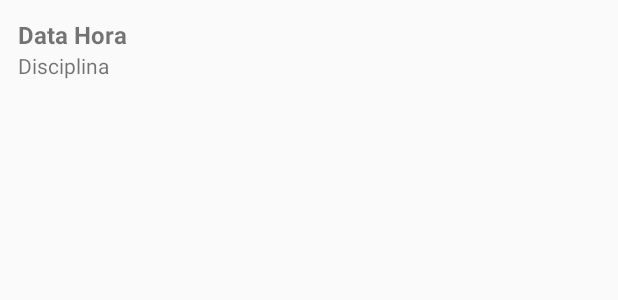
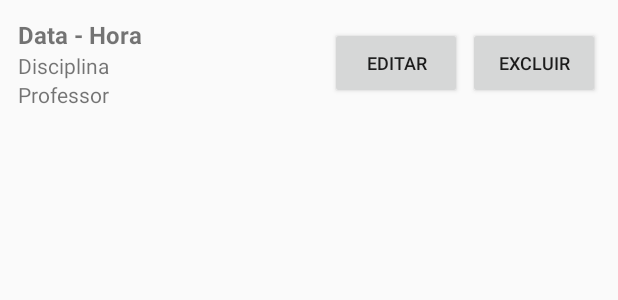
Before and after one commit to GlhermePereira/app-gerenciamento-aulas, an Android app built with Jetpack Compose: the layout item_horario.xml on its own in the app's theme, with its tools: preview values and no code run, on a phone screen of 412 x 824 dp. Shown: the top 300 px of the screen. Run offline under Robolectric (Android 15) with nearby library versions, the phone set to English and light mode, and no system bars.

Commit message:
adicionando botoes de editar ou excluir horario

```diff
--- a/app/src/main/AndroidManifest.xml
+++ b/app/src/main/AndroidManifest.xml
@@ -13,7 +13,8 @@
         android:theme="@style/Theme.Appgerenciamentoaulas"
         tools:targetApi="31">
 
-        <activity android:name=".ListaHorariosActivity" android:exported="false" />
+        <activity android:name=".ListarHorariosActivity" android:exported="false" />
+        <activity android:name=".view.EditarHorarioActivity" android:exported="false" />
 
         <activity
             android:name=".AgendamentosActivity"
--- a/app/src/main/java/br/edu/fatecpg/app_gerenciamento_aulas/Register.kt
+++ b/app/src/main/java/br/edu/fatecpg/app_gerenciamento_aulas/Register.kt
@@ -22,6 +22,7 @@ class Register : AppCompatActivity() {
 
         val buttonReg = findViewById<Button>(R.id.btnCadastrar)
         buttonReg.setOnClickListener {
+            val nome= findViewById<EditText>(R.id.nome).text.toString().trim()
             val email = findViewById<EditText>(R.id.email).text.toString().trim()
             val password = findViewById<EditText>(R.id.senha).text.toString().trim()  // Ajuste aqui conforme seu XML
 
@@ -44,7 +45,7 @@ class Register : AppCompatActivity() {
                 return@setOnClickListener
             }
 
-            val user = User(email, tipo)
+            val user = User(email, tipo,nome)
             controller.registrar(user, password) { success, errorMsg ->
                 if (success) {
                     Toast.makeText(this, "Usuário registrado com sucesso!", Toast.LENGTH_SHORT).show()
--- a/app/src/main/java/br/edu/fatecpg/app_gerenciamento_aulas/model/User.kt
+++ b/app/src/main/java/br/edu/fatecpg/app_gerenciamento_aulas/model/User.kt
@@ -2,5 +2,6 @@ package br.edu.fatecpg.app_gerenciamento_aulas.model
 
 data class User(
     val email: String = "",
-    val tipo: String = ""  // "aluno" ou "professor"
+    val tipo: String = "",  // "aluno" ou "professor"
+    val nome: String ="",
 )
--- a/app/src/main/res/layout/item_horario.xml
+++ b/app/src/main/res/layout/item_horario.xml
@@ -1,22 +1,61 @@
 <?xml version="1.0" encoding="utf-8"?>
 <LinearLayout xmlns:android="http://schemas.android.com/apk/res/android"
-    android:orientation="vertical"
+    android:orientation="horizontal"
     android:padding="12dp"
     android:layout_width="match_parent"
+    android:layout_height="wrap_content"
+    android:gravity="center_vertical">
+
+    <!-- Parte dos dados -->
+    <LinearLayout
+        android:orientation="vertical"
+        android:layout_weight="1"
+        android:layout_width="0dp"
         android:layout_height="wrap_content">
 
         <TextView
             android:id="@+id/tvDataHora"
             android:layout_width="wrap_content"
             android:layout_height="wrap_content"
-        android:text="Data Hora"
+            android:text="Data - Hora"
             android:textSize="16sp"
-        android:textStyle="bold"/>
+            android:textStyle="bold" />
 
         <TextView
             android:id="@+id/tvDisciplina"
             android:layout_width="wrap_content"
             android:layout_height="wrap_content"
             android:text="Disciplina"
-        android:textSize="14sp"/>
+            android:textSize="14sp" />
+
+        <TextView
+            android:id="@+id/tvProfessor"
+            android:layout_width="wrap_content"
+            android:layout_height="wrap_content"
+            android:text="Professor"
+            android:textSize="14sp" />
     </LinearLayout>
+
+    <!-- Parte dos botões -->
+    <LinearLayout
+        android:layout_width="wrap_content"
+        android:layout_height="wrap_content"
+        android:orientation="horizontal"
+        android:gravity="end|center_vertical">
+
+        <Button
+            android:id="@+id/btnEditar"
+            android:layout_width="wrap_content"
+            android:layout_height="wrap_content"
+            android:text="Editar"
+            android:textSize="12sp"
+            android:layout_marginEnd="4dp" />
+
+        <Button
+            android:id="@+id/btnExcluir"
+            android:layout_width="wrap_content"
+            android:layout_height="wrap_content"
+            android:text="Excluir"
+            android:textSize="12sp" />
+    </LinearLayout>
+</LinearLayout>
```
Also changed, not shown: app/src/main/java/br/edu/fatecpg/app_gerenciamento_aulas/CriarHorarioActivity.kt (+44 -17 lines), app/src/main/java/br/edu/fatecpg/app_gerenciamento_aulas/ListarHorariosActivity.kt (+35 -6 lines), app/src/main/java/br/edu/fatecpg/app_gerenciamento_aulas/ProfessorActivity.kt (+4 -5 lines), app/src/main/java/br/edu/fatecpg/app_gerenciamento_aulas/adapter/HorarioAdapter.kt (+39 -9 lines), app/src/main/java/br/edu/fatecpg/app_gerenciamento_aulas/dao/HorarioDao.kt (+7 -4 lines). Lines whose indentation alone changed are shown as unchanged.
